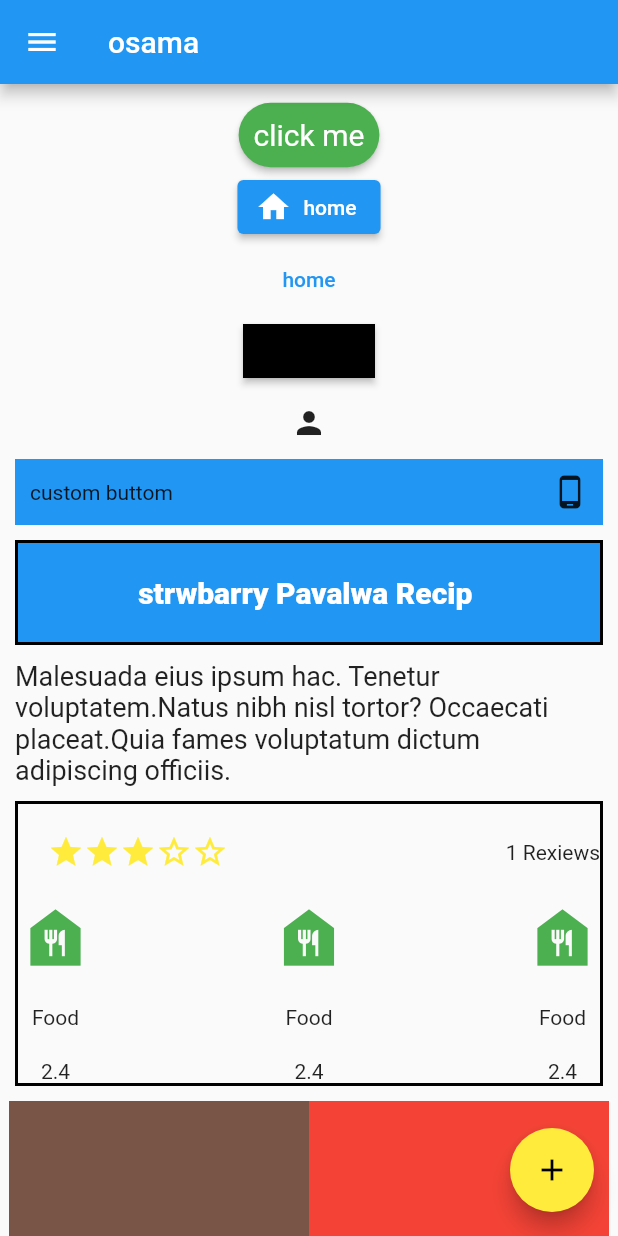
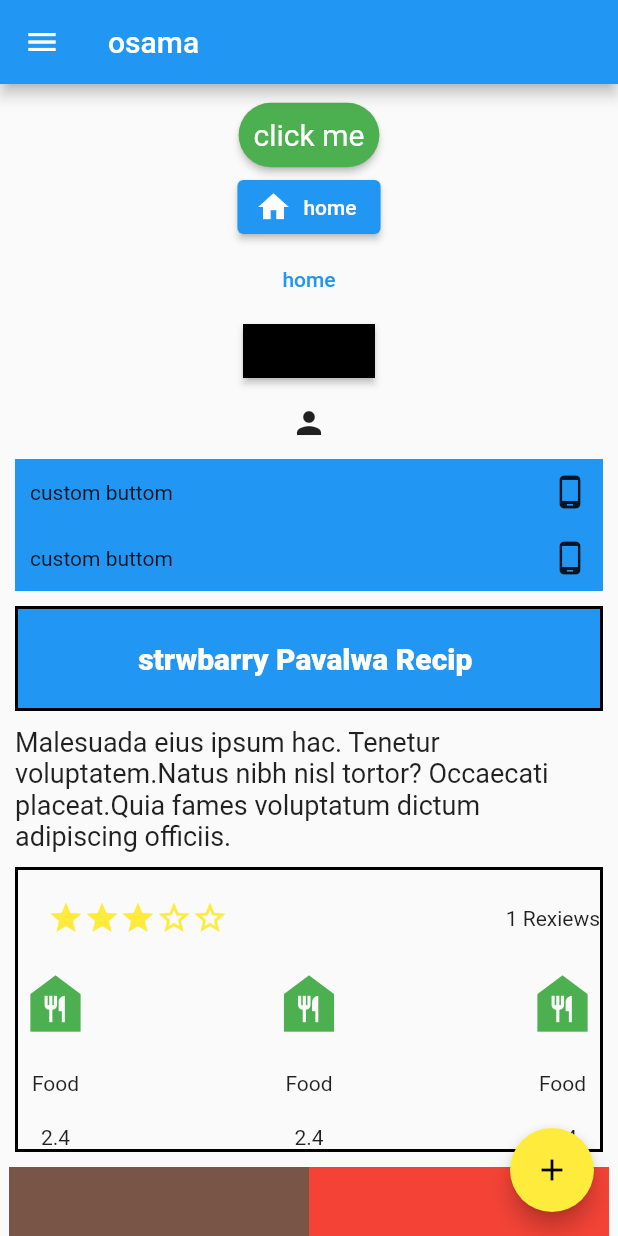
Before and after one commit to OsamaAlmamri/LearnFlutter, a Flutter app: the screen it shows after launch, on a phone screen of 412 x 824 dp. Run offline on Flutter 3.47's test engine with Material 2 defaults, Android fonts, the light colour scheme and no system bars.

Commit message:
GestureDetector
GestureDetector like InkWell with alot of functions

```diff
--- a/lib/main.dart
+++ b/lib/main.dart
@@ -13,7 +13,8 @@ class MyApp extends StatelessWidget {
         appBar: AppBar(
           title: Text("osama"),
         ),
-        floatingActionButton: FloatingActionButton(onPressed: ()=>{},
+        floatingActionButton: FloatingActionButton(
+          onPressed: () => {},
           child: Icon(Icons.add),
           backgroundColor: Colors.yellow,
           foregroundColor: Colors.black,
@@ -85,38 +86,60 @@ class HomePage extends StatelessWidget {
             margin: EdgeInsets.all(10),
             child: Column(
               children: [
-
-                ElevatedButton(onPressed: ()=>{
-                  print("ppppppppppppppppppppp")
-
-                }, child: Text("click me"),
+                ElevatedButton(
+                  onPressed: () => {print("ppppppppppppppppppppp")},
+                  child: Text("click me"),
                   style: ElevatedButton.styleFrom(
                       primary: Colors.green,
                       padding: EdgeInsets.all(10),
-                  shape:RoundedRectangleBorder(borderRadius: BorderRadius.circular(30)) ,
+                      shape: RoundedRectangleBorder(
+                          borderRadius: BorderRadius.circular(30)),
                       textStyle: TextStyle(
                         fontSize: 20,
-
-                  )
-                ),),
-                ElevatedButton.icon(onPressed: ()=>{}, icon: Icon(Icons.home), label: Text("home")
-
+                      )),
                 ),
-                TextButton(onPressed: ()=>{}, child: Text("home")),
-                MaterialButton(onPressed: ()=>{},
-                shape: Border.all(color: Colors.black,width: 20),
+                ElevatedButton.icon(
+                    onPressed: () => {},
+                    icon: Icon(Icons.home),
+                    label: Text("home")),
+                TextButton(onPressed: () => {}, child: Text("home")),
+                MaterialButton(
+                  onPressed: () => {},
+                  shape: Border.all(color: Colors.black, width: 20),
                   color: Colors.red,
                   child: Text("clike me "),
+                ),
+                IconButton(onPressed: () => {}, icon: Icon(Icons.person)),
+                InkWell(
+                  onTap: () => {print("clice")},
+                  child: Container(
+                    color: Colors.blue,
+                    padding: EdgeInsets.symmetric(horizontal: 10, vertical: 10),
+                    child: Row(
+                      mainAxisAlignment: MainAxisAlignment.spaceBetween,
+                      children: [
+                        Text("custom buttom"),
+                        Icon(Icons.phone_android)
+                      ],
+                    ),
+                  ),
+                ),
+                GestureDetector(
+                  onTap: () => {print("clice")},
+                  onDoubleTap: ()=>{},
 
+                  child: Container(
+                    color: Colors.blue,
+                    padding: EdgeInsets.symmetric(horizontal: 10, vertical: 10),
+                    child: Row(
+                      mainAxisAlignment: MainAxisAlignment.spaceBetween,
+                      children: [
+                        Text("custom buttom"),
+                        Icon(Icons.phone_android)
+                      ],
                     ),
-                IconButton(onPressed: ()=>{}, icon: Icon(Icons.person)),
-                InkWell(onTap: ()=>{print("clice")},child: Container(
-                  color: Colors.blue,
-                  padding: EdgeInsets.symmetric(horizontal: 10,vertical: 10),
-
-
-                  child: Row(mainAxisAlignment: MainAxisAlignment.spaceBetween, children: [Text("custom buttom") , Icon(Icons.phone_android)],),
-                ),),
+                  ),
+                ),
                 Container(
                   height: 70,
                   margin: EdgeInsets.symmetric(vertical: 10),
@@ -138,7 +161,7 @@ class HomePage extends StatelessWidget {
                   style: TextStyle(fontSize: 18),
                 ),
                 Container(
-                margin: EdgeInsets.only(top:10),
+                  margin: EdgeInsets.only(top: 10),
                   decoration: BoxDecoration(
                       border: Border.all(color: Colors.black, width: 2)),
                   child: Column(
@@ -147,13 +170,11 @@ class HomePage extends StatelessWidget {
                         mainAxisAlignment: MainAxisAlignment.spaceBetween,
                         children: [
                           Container(
-                                margin: EdgeInsets.all(20 ),
-
+                            margin: EdgeInsets.all(20),
                             child: Row(
                               children: [
                                 Icon(
                                   Icons.star,
-
                                   color: Colors.yellow,
                                 ),
                                 Icon(
@@ -164,12 +185,10 @@ class HomePage extends StatelessWidget {
                                   Icons.star,
                                   color: Colors.yellow,
                                 ),
-
                                 Icon(
                                   Icons.star_border_outlined,
                                   color: Colors.yellow,
                                 ),
-
                                 Icon(
                                   Icons.star_border_outlined,
                                   color: Colors.yellow,
@@ -186,28 +205,45 @@ class HomePage extends StatelessWidget {
                           Column(
                             mainAxisSize: MainAxisSize.max,
                             children: [
-                            Icon(Icons.food_bank,color: Colors.green,size: 50,),
+                              Icon(
+                                Icons.food_bank,
+                                color: Colors.green,
+                                size: 50,
+                              ),
                               Padding(padding: EdgeInsets.all(10)),
                               Text("Food"),
                               Padding(padding: EdgeInsets.all(10)),
                               Text("2.4")
-                          ],), Column(
+                            ],
+                          ),
+                          Column(
                             mainAxisSize: MainAxisSize.max,
                             children: [
-                            Icon(Icons.food_bank,color: Colors.green,size: 50,),
+                              Icon(
+                                Icons.food_bank,
+                                color: Colors.green,
+                                size: 50,
+                              ),
                               Padding(padding: EdgeInsets.all(10)),
                               Text("Food"),
                               Padding(padding: EdgeInsets.all(10)),
                               Text("2.4")
-                          ],), Column(
+                            ],
+                          ),
+                          Column(
                             mainAxisSize: MainAxisSize.max,
                             children: [
-                            Icon(Icons.food_bank,color: Colors.green,size: 50,),
+                              Icon(
+                                Icons.food_bank,
+                                color: Colors.green,
+                                size: 50,
+                              ),
                               Padding(padding: EdgeInsets.all(10)),
                               Text("Food"),
                               Padding(padding: EdgeInsets.all(10)),
                               Text("2.4")
-                          ],),
+                            ],
+                          ),
                         ],
                       ),
                     ],
@@ -256,7 +292,6 @@ class HomePage extends StatelessWidget {
                   ),
                 ],
               )),
-
           Stack(
             alignment: Alignment.center,
             children: [
```
Lines whose indentation alone changed are shown as unchanged.
